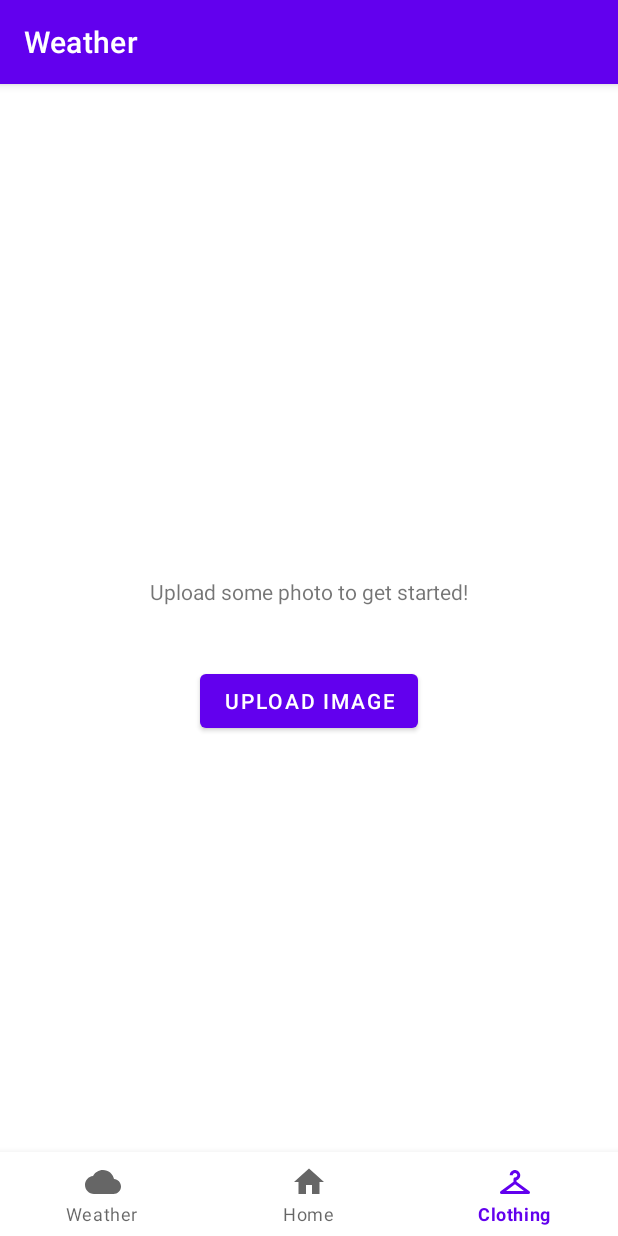
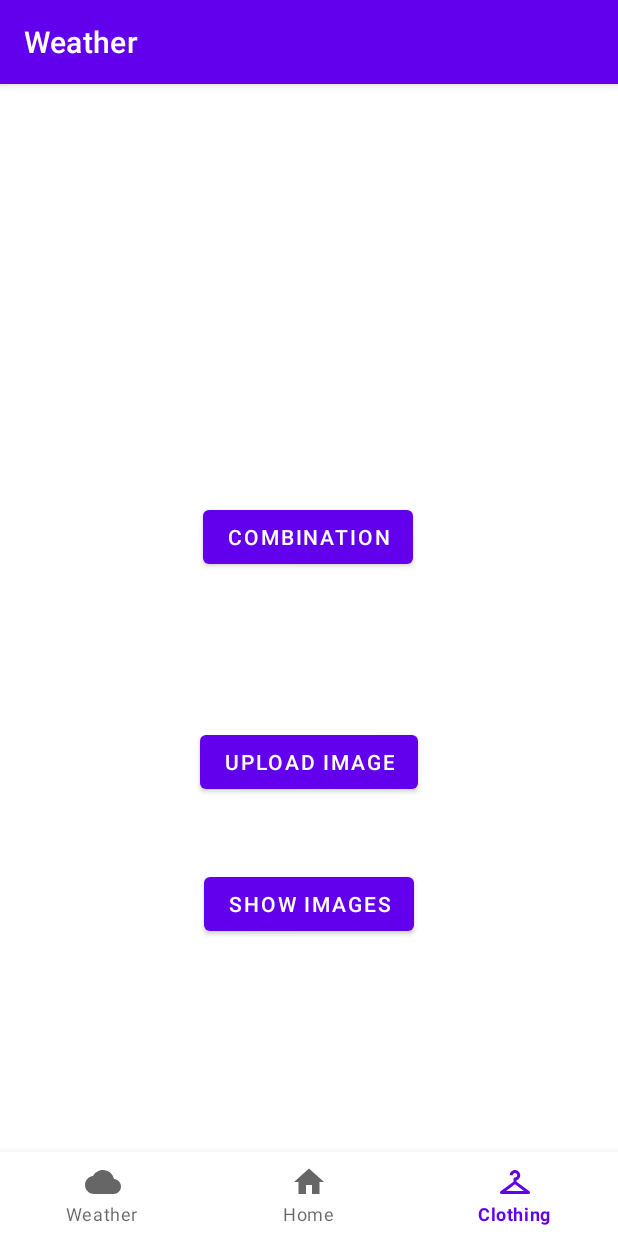
Before and after one commit to ituitis20-doganumu20/internship_project, an Android app: the screen it shows after launch (MainActivity), item 3 of the bottom bar chosen, on a phone screen of 412 x 824 dp. Run offline under Robolectric (Android 15) with nearby library versions, the phone set to English and light mode, and no system bars; libraries missing offline, so code that uses them is left out: org.tensorflow.lite.

Commit message:
ai part finished

```diff
--- a/Weather/app/src/main/res/layout/fragment_cloth.xml
+++ b/Weather/app/src/main/res/layout/fragment_cloth.xml
@@ -8,6 +8,8 @@
     tools:context=".ClothFragment">
 
     <!-- TODO: Update blank fragment layout -->
+
+
 
     <Button
         android:id="@+id/upload_image_button"
@@ -25,14 +27,35 @@
         android:layout_width="wrap_content"
         android:layout_height="wrap_content"
         android:layout_gravity="center"
-        android:text="Upload some photo to get started!"
+        android:text=""
         app:layout_constraintBottom_toBottomOf="parent"
         app:layout_constraintEnd_toEndOf="parent"
         app:layout_constraintStart_toStartOf="parent"
         app:layout_constraintTop_toTopOf="parent"
-        app:layout_constraintVertical_bias="0.439" />
+        />
 
+    <Button
+        android:id="@+id/images_button"
+        android:layout_width="wrap_content"
+        android:layout_height="wrap_content"
+        android:text="show images"
+        app:layout_constraintBottom_toBottomOf="parent"
+        app:layout_constraintEnd_toEndOf="parent"
+        app:layout_constraintStart_toStartOf="parent"
+        app:layout_constraintTop_toBottomOf="@+id/upload_image_button"
+        app:layout_constraintVertical_bias="0.191" />
 
+    <Button
+        android:id="@+id/recommendation_button"
+        android:layout_width="wrap_content"
+        android:layout_height="wrap_content"
+        android:text="combination"
+        app:layout_constraintBottom_toTopOf="@+id/textView2"
+        app:layout_constraintEnd_toEndOf="parent"
+        app:layout_constraintHorizontal_bias="0.498"
+        app:layout_constraintStart_toStartOf="parent"
+        app:layout_constraintTop_toTopOf="parent"
+        app:layout_constraintVertical_bias="0.85" />
 
 
 </androidx.constraintlayout.widget.ConstraintLayout>
```
Also changed, not shown: Weather/app/src/main/java/com/example/weather/ClothFragment.java (+156 -97 lines), Weather/app/src/main/res/layout/image_item.xml (+12 -0 lines), Weather/app/src/main/res/layout/popup_window.xml (+5 -5 lines).
